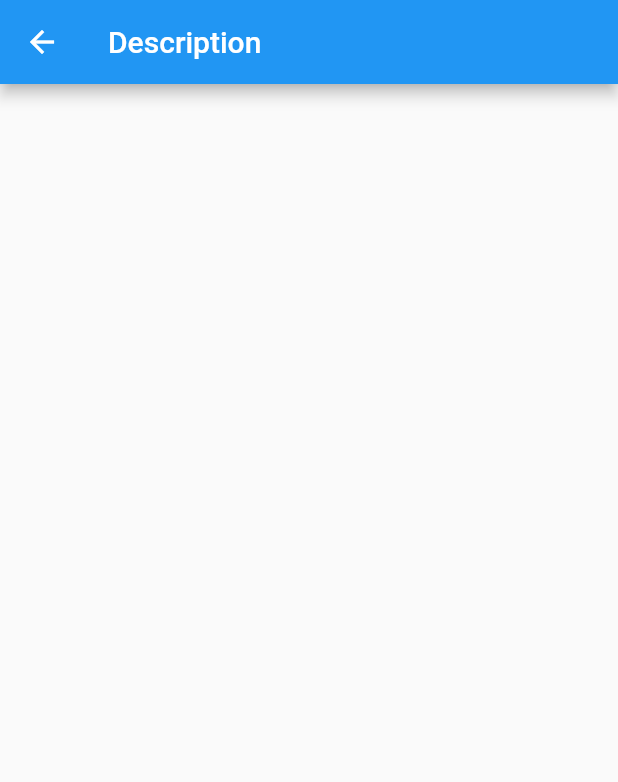
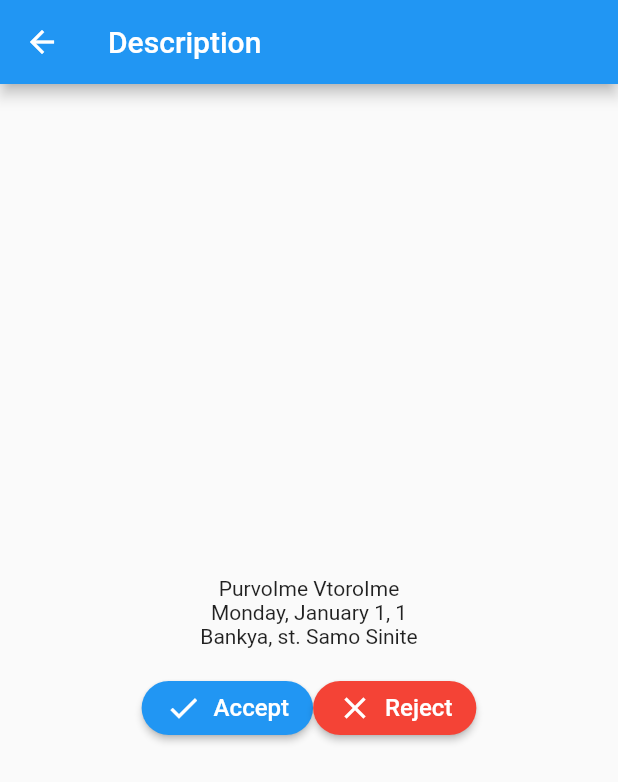
Before and after one commit to dashkata/ChechnyaStoneLifters, a Flutter app: the screen it shows after launch, after a tap on "PurvoIme VtoroIme", on a phone screen of 412 x 824 dp. Shown: the top 782 px of the screen. Run offline on Flutter 3.47's test engine with Material 2 defaults, Android fonts, the phone set to English and light mode, and no system bars; our stand-ins replace dio, get_it.

Commit message:
Added info to description screen

```diff
--- a/lib/main.dart
+++ b/lib/main.dart
@@ -1,9 +1,9 @@
-import 'package:checheneca/presentation/resources/router.dart';
-import 'package:checheneca/utils/get_it.dart';
 import 'package:flutter/material.dart';
 
 import 'domain/models/guard_request.dart';
 import 'domain/models/user.dart';
+import 'presentation/resources/router.dart';
+import 'utils/get_it.dart';
 
 final User user1 = User(1, 'PurvoIme VtoroIme');
 final User user2 = User(2, 'VtoroIme PurvoIme');
@@ -41,6 +41,6 @@ class MyApp extends StatelessWidget {
         title: 'Flutter Demo',
         theme: ThemeData(),
         onGenerateRoute: AppRouter.generateRoute,
-        initialRoute: Routes.requests,
+        initialRoute: Routes.availableRequestsScreen,
       );
 }
--- a/lib/presentation/available_requests_screen/components/request_card.dart
+++ b/lib/presentation/available_requests_screen/components/request_card.dart
@@ -15,7 +15,11 @@ class RequestCard extends StatelessWidget {
   @override
   Widget build(BuildContext context) => InkWell(
         onTap: () {
-          Navigator.pushNamed(context, Routes.requestDescriptionScreen);
+          Navigator.pushNamed(
+            context,
+            Routes.requestDescriptionScreen,
+            arguments: guardRequest,
+          );
         },
         child: Padding(
           padding: const EdgeInsets.symmetric(horizontal: 16, vertical: 8),
--- a/lib/presentation/request_description_screen/request_description_view.dart
+++ b/lib/presentation/request_description_screen/request_description_view.dart
@@ -1,7 +1,12 @@
 import 'package:flutter/material.dart';
+import 'package:intl/intl.dart';
+
+import '../../domain/models/guard_request.dart';
 
 class RequestDescriptionScreen extends StatelessWidget {
-  const RequestDescriptionScreen({super.key});
+  const RequestDescriptionScreen({required this.guardRequest, super.key});
+
+  final GuardRequest guardRequest;
 
   @override
   Widget build(BuildContext context) => Scaffold(
@@ -9,8 +14,57 @@ class RequestDescriptionScreen extends StatelessWidget {
           title: const Text('Description'),
         ),
         body: Column(
+          mainAxisAlignment: MainAxisAlignment.center,
           children: [
-            Container(),
+            Text(guardRequest.creator.name),
+            Text(DateFormat.yMMMMEEEEd().format(guardRequest.date)),
+            Text(guardRequest.startAddress),
+            Text(guardRequest.endAddress ?? ''),
+            Row(
+              mainAxisAlignment: MainAxisAlignment.center,
+              children: [
+                ElevatedButton(
+                  onPressed: () {},
+                  style: ButtonStyle(
+                    backgroundColor:
+                        MaterialStateProperty.all<Color>(Colors.blue),
+                    shape: MaterialStateProperty.all<RoundedRectangleBorder>(
+                      RoundedRectangleBorder(
+                        borderRadius: BorderRadius.circular(18.0),
+                      ),
+                    ),
+                  ),
+                  child: Row(
+                    mainAxisSize: MainAxisSize.min,
+                    children: const <Widget>[
+                      Icon(Icons.check),
+                      SizedBox(width: 8.0),
+                      Text('Accept', style: TextStyle(fontSize: 16)),
+                    ],
+                  ),
+                ),
+                ElevatedButton(
+                  onPressed: () {},
+                  style: ButtonStyle(
+                    backgroundColor:
+                        MaterialStateProperty.all<Color>(Colors.red),
+                    shape: MaterialStateProperty.all<RoundedRectangleBorder>(
+                      RoundedRectangleBorder(
+                        borderRadius: BorderRadius.circular(18.0),
+                      ),
+                    ),
+                  ),
+                  child: Row(
+                    mainAxisSize: MainAxisSize.min,
+                    children: const <Widget>[
+                      Icon(Icons.close),
+                      SizedBox(width: 8.0),
+                      Text('Reject', style: TextStyle(fontSize: 16)),
+                    ],
+                  ),
+                ),
+              ],
+            ),
           ],
         ),
       );
--- a/lib/presentation/resources/router.dart
+++ b/lib/presentation/resources/router.dart
@@ -3,12 +3,13 @@ import 'package:checheneca/presentation/screens/create_request/create_request_vm
 import 'package:checheneca/presentation/screens/requests/requests.dart';
 import 'package:checheneca/presentation/screens/requests/requests_vm.dart';
 import 'package:flutter/material.dart';
+
+import '../../domain/models/guard_request.dart';
+import '../../utils/get_it.dart';
 import '../available_requests_screen/available_requests_view.dart';
 import '../available_requests_screen/available_requests_view_model.dart';
 import '../request_description_screen/request_description_view.dart';
 import '../request_description_screen/request_description_viewmodel.dart';
-import 'vm_builder.dart';
-import '../../utils/get_it.dart';
 import '../screens/create_request/create_request.dart';
 
 class Routes {
@@ -47,7 +48,9 @@ class AppRouter {
       case Routes.requestDescriptionScreen:
         return MaterialPageRoute(
           builder: (context) => ViewModelBuilder<RequestDescriptionVM>(
-            builder: (context, viewModel) => const RequestDescriptionScreen(),
+            builder: (context, viewModel) => RequestDescriptionScreen(
+              guardRequest: settings.arguments as GuardRequest,
+            ),
             viewModelBuilder: getIt<RequestDescriptionVM>,
           ),
         );
--- a/pubspec.yaml
+++ b/pubspec.yaml
@@ -38,6 +38,7 @@ dependencies:
   provider: ^6.0.5
   get_it: ^7.2.0
   dio: ^5.0.1
+  intl: ^0.18.0
 
 dev_dependencies:
   flutter_test:
```
Also changed, not shown: pubspec.lock.
